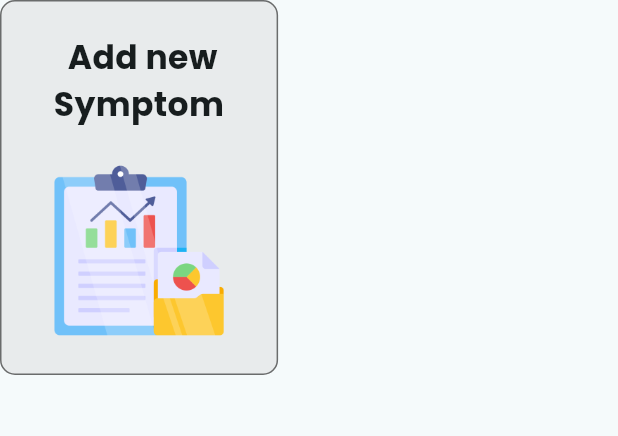
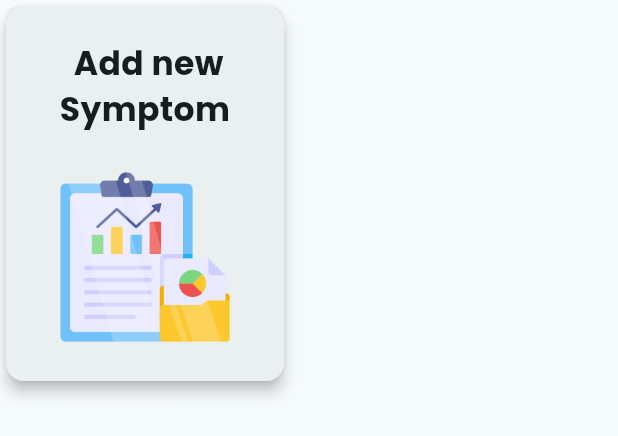
Before and after one commit to andriimobdev25/healthcare-app, a Flutter app: the AddHealthRecordCard widget shown alone on an empty page, opened directly, on a phone screen of 412 x 824 dp. Shown: the top 436 px of the screen. Run offline on Flutter 3.47's test engine with Material 3 defaults, Android fonts, the phone set to English and light mode, and no system bars; our stand-ins replace animate_do, cloud_firestore, firebase_auth, firebase_core, firebase_messaging, firebase_storage and 8 more; missing offline and left inert: google_mlkit_text_recognition; accounts and stored records are empty; network calls fail.

Commit message:
Refactor AddHealthRecordCard to use Card widget with elevation for improved styling

```diff
--- a/lib/widgets/single_category/add_health_record_card.dart
+++ b/lib/widgets/single_category/add_health_record_card.dart
@@ -9,15 +9,15 @@ class AddHealthRecordCard extends StatelessWidget {
 
   @override
   Widget build(BuildContext context) {
-    return Container(
+    return Card(
+      shadowColor: Colors.black,
+      elevation: 4,
+      child: Container(
         width: MediaQuery.of(context).size.width * 0.45,
         height: 250,
         decoration: BoxDecoration(
           color: subLandMarksCardBg,
           borderRadius: BorderRadius.circular(10),
-          border: Border.all(
-            color: Colors.black54,
-          ),
         ),
         child: Column(
           mainAxisAlignment: MainAxisAlignment.spaceEvenly,
@@ -38,6 +38,7 @@ class AddHealthRecordCard extends StatelessWidget {
             ),
           ],
         ),
+      ),
     );
   }
 }
```
Lines whose indentation alone changed are shown as unchanged.
